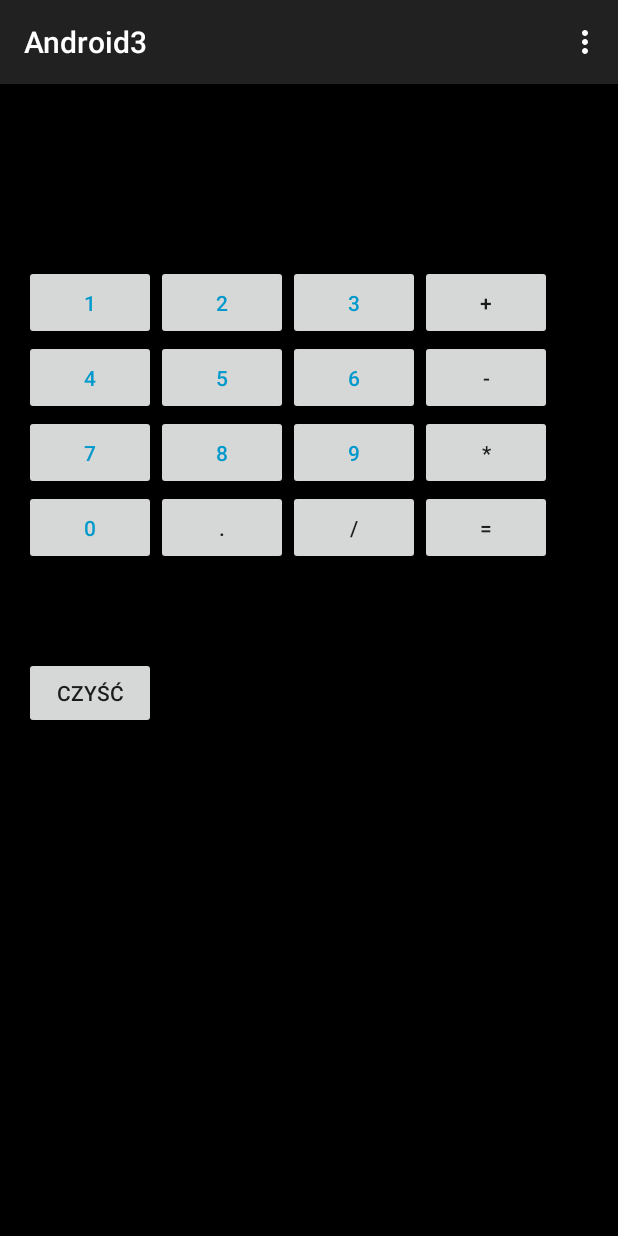
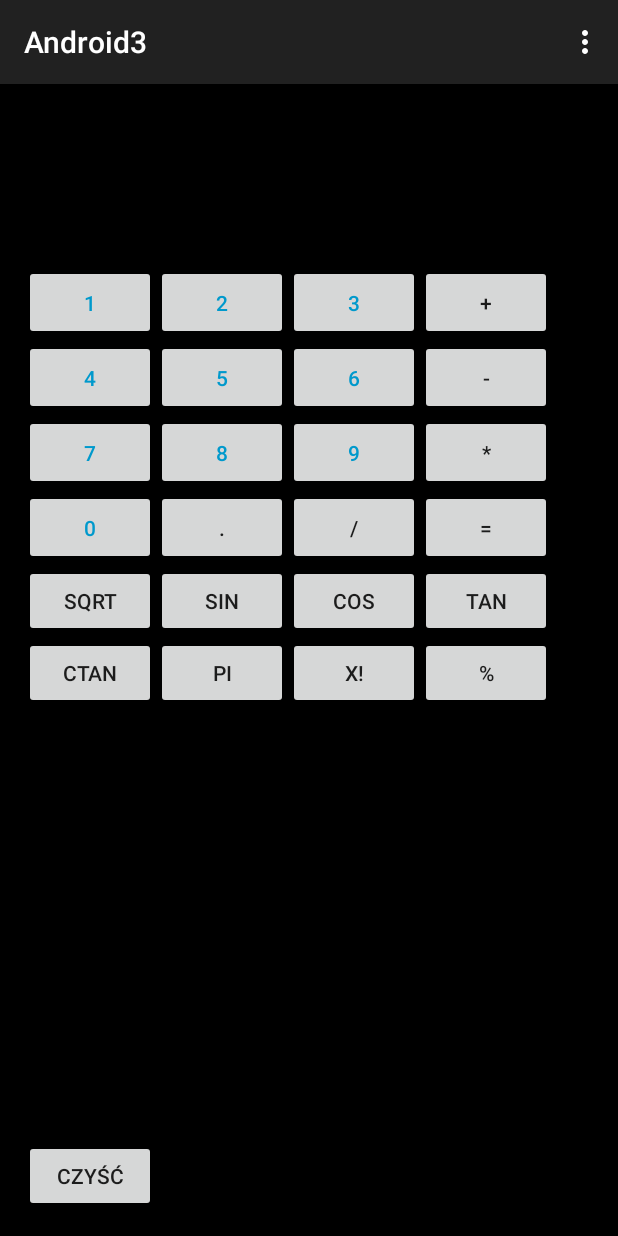
Before and after one commit to adriannakoszowska/Android3, an Android app: the screen it shows after launch (MainActivity), on a phone screen of 412 x 824 dp. Run offline under Robolectric (Android 15) with nearby library versions, the phone set to English and light mode, and no system bars.

Commit message:
layout kalkulatora matematycznego, dodanie buttonów

```diff
--- a/app/src/main/res/layout/activity_main.xml
+++ b/app/src/main/res/layout/activity_main.xml
@@ -230,10 +230,81 @@
         android:layout_height="wrap_content"
         android:text="Czyść"
         android:id="@+id/czysc"
+        android:onClick="Czyszczenie"
+        android:layout_alignParentBottom="true"
+        android:layout_alignParentLeft="true"
+        android:layout_alignParentStart="true" />
+
+    <Button
+        android:layout_width="wrap_content"
+        android:layout_height="wrap_content"
+        android:text="sqrt"
+        android:id="@+id/sqrt"
         android:layout_below="@+id/button0"
         android:layout_alignParentLeft="true"
-        android:layout_alignParentStart="true"
-        android:layout_marginTop="61dp"
-        android:onClick="Czyszczenie" />
+        android:layout_alignParentStart="true" />
+
+    <Button
+        android:layout_width="wrap_content"
+        android:layout_height="wrap_content"
+        android:text="sin"
+        android:id="@+id/sin"
+        android:layout_alignTop="@+id/sqrt"
+        android:layout_toRightOf="@+id/czysc"
+        android:layout_toEndOf="@+id/czysc" />
+
+    <Button
+        android:layout_width="wrap_content"
+        android:layout_height="wrap_content"
+        android:text="cos"
+        android:id="@+id/cos"
+        android:layout_alignTop="@+id/sin"
+        android:layout_toRightOf="@+id/sin"
+        android:layout_toEndOf="@+id/sin" />
+
+    <Button
+        android:layout_width="wrap_content"
+        android:layout_height="wrap_content"
+        android:text="tan"
+        android:id="@+id/tan"
+        android:layout_alignTop="@+id/cos"
+        android:layout_toRightOf="@+id/cos"
+        android:layout_toEndOf="@+id/cos" />
+
+    <Button
+        android:layout_width="wrap_content"
+        android:layout_height="wrap_content"
+        android:text="ctan"
+        android:id="@+id/ctan"
+        android:layout_below="@+id/sqrt"
+        android:layout_alignParentLeft="true"
+        android:layout_alignParentStart="true" />
+
+    <Button
+        android:layout_width="wrap_content"
+        android:layout_height="wrap_content"
+        android:text="pi"
+        android:id="@+id/pi"
+        android:layout_alignTop="@+id/ctan"
+        android:layout_toRightOf="@+id/ctan"
+        android:layout_toEndOf="@+id/ctan" />
+
+    <Button
+        android:layout_width="wrap_content"
+        android:layout_height="wrap_content"
+        android:text="x!"
+        android:id="@+id/rekurencja"
+        android:layout_alignTop="@+id/pi"
+        android:layout_toRightOf="@+id/pi"
+        android:layout_toEndOf="@+id/pi" />
+
+    <Button
+        android:layout_width="wrap_content"
+        android:layout_height="wrap_content"
+        android:text="%"
+        android:id="@+id/procent"
+        android:layout_alignTop="@+id/rekurencja"
+        android:layout_toRightOf="@+id/rekurencja"
+        android:layout_toEndOf="@+id/rekurencja" />
 
 </RelativeLayout>
```
